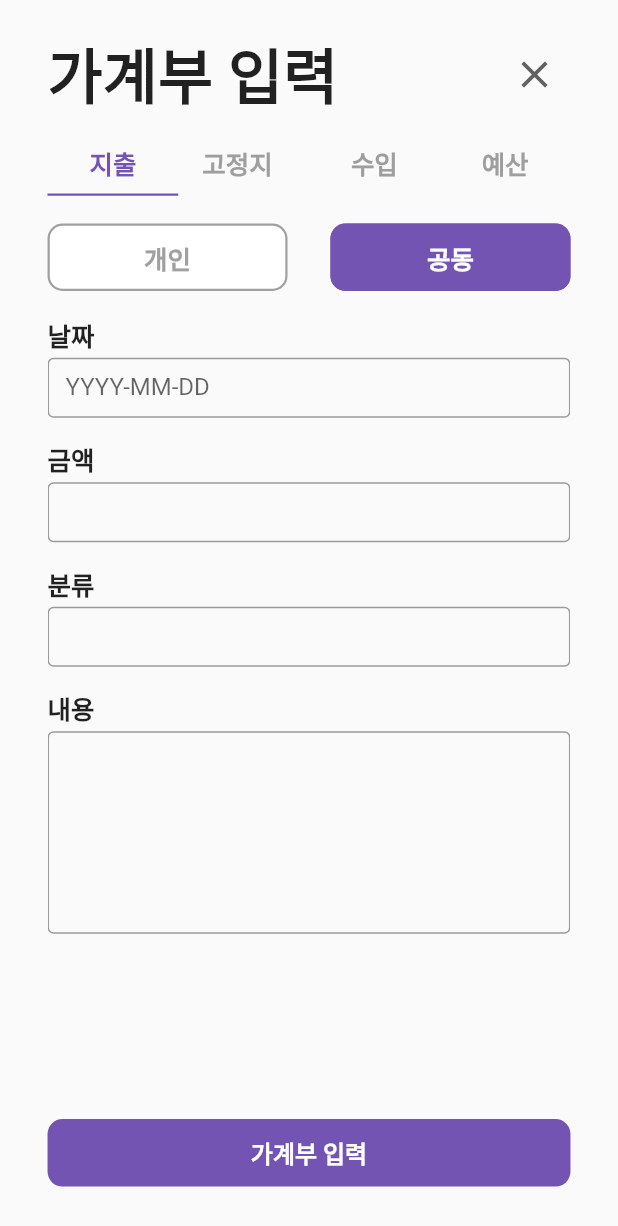
After one commit to tmdwns4087/shared_account_book, a Flutter app: the screen it shows after launch, after a tap on "가계부 입력", on a phone screen of 412 x 824 dp. The commit adds this screen. Shown: the top 1226 px of the screen. Run offline on Flutter 3.47's test engine with Material 2 defaults, Android fonts, the phone set to English and light mode, and no system bars; our stand-ins replace cloud_firestore, firebase_core, percent_indicator; accounts and stored records are empty; Roboto replaces fonts that are missing (normal).

Commit message:
가계부입력 수정

```diff
--- a/lib/View/wallet.dart
+++ b/lib/View/wallet.dart
@@ -1,5 +1,6 @@
 import 'package:flutter/material.dart';
 import 'package:percent_indicator/circular_percent_indicator.dart';
+import 'package:shared_account_book/View/write_account.dart';
 import 'package:shared_account_book/config.dart';
 
 class Wallet extends StatelessWidget {
@@ -90,6 +91,13 @@ class Wallet extends StatelessWidget {
             ),
           ),
           Center(
+            child: GestureDetector(
+              onTap:(){
+                Navigator.push(
+                  context,
+                  MaterialPageRoute(builder:(context)=> const WriteAccount()),
+                );
+              },
               child: Container(
                 width: 110,
                 height: 50,
@@ -98,6 +106,7 @@ class Wallet extends StatelessWidget {
                   borderRadius: BorderRadius.circular(10)
                 ),
                 child: Center(child: Text('가계부 입력',style: TextStyle(color: Colors.white,fontWeight: FontWeight.bold,fontSize: 16),)),
+              ),
             ),
           ),
           SizedBox(height: MediaQuery.of(context).size.height/12,)
--- /dev/null
+++ b/lib/View/write_account.dart
@@ -0,0 +1,491 @@
+
+import 'package:flutter/material.dart';
+import 'package:flutter/rendering.dart';
+import 'package:intl/date_symbol_data_local.dart';
+import 'package:provider/provider.dart';
+import 'package:shared_account_book/View/calendar.dart';
+import 'package:shared_account_book/View/more.dart';
+import 'package:shared_account_book/View/statistics.dart';
+import 'package:shared_account_book/View/wallet.dart';
+import 'package:shared_account_book/bottom_navi_provider.dart';
+import 'package:shared_account_book/config.dart';
+import 'package:firebase_core/firebase_core.dart';
+import '../firebase_options.dart';
+
+
+
+
+class WriteAccount extends StatelessWidget {
+  const WriteAccount({Key? key}) : super(key: key);
+
+  @override
+  Widget build(BuildContext context) {
+    double width = MediaQuery.of(context).size.width;
+    double height = MediaQuery.of(context).size.height;
+
+    return DefaultTabController(
+      length: 4,
+      child: Scaffold(
+        body: SafeArea(
+          child: Padding(
+            padding: EdgeInsets.fromLTRB(width/13,20,width/13,0),
+            child: Column(
+              children: [
+                Row(
+                  mainAxisAlignment: MainAxisAlignment.spaceBetween,
+                  children: [
+                    const Text('가계부 입력',
+                        style:TextStyle(
+                          fontWeight: FontWeight.w900,
+                          fontSize: 40,
+                        )
+                    ),
+                    IconButton(onPressed: (){
+                       Navigator.pop(context);
+                      },
+                      icon: Icon(Icons.close),
+                      iconSize:30,
+                      color: Colors.grey.shade700,
+                    )
+                  ],
+                ),
+                const SizedBox(height: 10,),
+                TabBar(
+                  labelColor: primaryColor,
+                  unselectedLabelColor: Colors.grey,
+                  physics: const NeverScrollableScrollPhysics(),
+                  indicatorColor: primaryColor,
+                  indicatorWeight: 1.5,
+                  tabs: const[
+                    SizedBox(
+                      height: 40,
+                      child: Text('지출',
+                        style: TextStyle(
+                          height: 2,
+                          fontWeight: FontWeight.w900,
+                          fontSize: 17
+                        ),
+                      ),
+                    ),
+                    SizedBox(
+                      height: 40,
+                      child: Text('고정지출',
+                        style: TextStyle(
+                          height: 2,
+                          fontWeight: FontWeight.w900,
+                          fontSize: 17
+                        ),
+                      ),
+                    ),
+                    SizedBox(
+                      height: 40,
+                      child: Text('수입',
+                        style: TextStyle(
+                          height: 2,
+                          fontWeight: FontWeight.w900,
+                          fontSize: 17
+                        ),
+                      ),
+                    ),
+                    SizedBox(
+                      height: 40,
+                      child: Text('예산',
+                        style: TextStyle(
+                          height: 2,
+                          fontWeight: FontWeight.w900,
+                          fontSize: 17
+                        ),
+                      ),
+                    ),
+                  ],
+                ),
+                Padding(
+                  padding: const EdgeInsets.only(top:17),
+                  child: Row(
+                    mainAxisAlignment: MainAxisAlignment.spaceBetween,
+                    children: [
+                      ElevatedButton(
+                        onPressed: () {
+
+                        },
+                        style: ElevatedButton.styleFrom(
+                            backgroundColor: const Color(0xFFFFFFFF),
+                            side: const BorderSide(
+                                color: Color(0xffA0A0A0),
+                                width: 1.5
+                            ),
+                            minimumSize: const Size(160, 45),
+                            shape: RoundedRectangleBorder(
+                              borderRadius: BorderRadius.circular(10.0),
+                            ),
+                            elevation: 0.0
+                        ),
+                        child: const Text('개인',
+                            style:TextStyle(
+                                color: Color(0xffA0A0A0),
+                                fontSize: 17,
+                                fontWeight: FontWeight.w800
+                            )
+                        ),
+                      ),
+                      ElevatedButton(
+                        onPressed: () {
+
+                        },
+                        style: ElevatedButton.styleFrom(
+                            backgroundColor: const Color(0xff7354B2),
+                            side: const BorderSide(
+                                color: Color(0xff7354B2),
+                                width: 1.5
+                            ),
+                            minimumSize: const Size(160, 45),
+                            shape: RoundedRectangleBorder(
+                              borderRadius: BorderRadius.circular(10.0),
+                            ),
+                            elevation: 0.0
+                        ),
+                        child: const Text('공동',
+                          style: TextStyle(
+                              fontSize: 17,
+                              fontWeight: FontWeight.w800
+                          ),),
+                      ),
+                    ],
+                  ),
+                ),
+                const SizedBox(height: 15,),
+                Expanded(
+                  child: TabBarView(
+                    physics: const NeverScrollableScrollPhysics(),
+                    children: [
+                      Column(
+                        crossAxisAlignment: CrossAxisAlignment.start,
+                        children:  [
+                          const Text("날짜",
+                            style: TextStyle(
+                                fontSize:17,
+                                fontWeight: FontWeight.w800
+                            ),
+                          ),
+                          SizedBox(height: 3,),
+                          Container(
+                            height: 40,
+                            child: const TextField(
+                              decoration: InputDecoration(
+                                border: OutlineInputBorder(),
+                                labelText: 'YYYY-MM-DD',
+                              ),
+                            ),
+                          ),
+                          const Padding(
+                            padding: EdgeInsets.only(top:15),
+                            child: Text("금액",
+                              style: TextStyle(
+                                  fontSize:17,
+                                  fontWeight: FontWeight.w800
+                              ),
+                            ),
+                          ),
+                          SizedBox(height: 3,),
+                          Container(
+                            height: 40,
+                            child: const TextField(
+                              decoration: InputDecoration(
+                                border: OutlineInputBorder(),
+                                labelText: '',
+                              ),
+                            ),
+                          ),
+                          const Padding(
+                            padding: EdgeInsets.only(top:15),
+                            child: Text("분류",
+                              style: TextStyle(
+                                  fontSize:17,
+                                  fontWeight: FontWeight.w800
+                              ),
+                            ),
+                          ),
+                          SizedBox(height: 3,),
+                          Container(
+                            height: 40,
+                            child: const TextField(
+                              decoration: InputDecoration(
+                                border: OutlineInputBorder(),
+                                labelText: '',
+                              ),
+                            ),
+                          ),
+                          const Padding(
+                            padding: EdgeInsets.only(top:15),
+                            child: Text("내용",
+                              style: TextStyle(
+                                  fontSize:17,
+                                  fontWeight: FontWeight.w800
+                              ),
+                            ),
+                          ),
+                          SizedBox(height: 3,),
+                          const TextField(
+                            decoration: InputDecoration(
+                              border: OutlineInputBorder(),
+                            ),
+                            maxLines: 5,
+                          ),
+                        ],
+                      ),
+                      Column(
+                        crossAxisAlignment: CrossAxisAlignment.start,
+                        children:  [
+                          const Text("날짜",
+                            style: TextStyle(
+                                fontSize:17,
+                                fontWeight: FontWeight.w800
+                            ),
+                          ),
+                          SizedBox(height: 3,),
+                          Container(
+                            height: 40,
+                            child: const TextField(
+                              decoration: InputDecoration(
+                                border: OutlineInputBorder(),
+                                labelText: 'YYYY-MM-DD',
+                              ),
+                            ),
+                          ),
+                          const Padding(
+                            padding: EdgeInsets.only(top:15),
+                            child: Text("기한",
+                              style: TextStyle(
+                                  fontSize:17,
+                                  fontWeight: FontWeight.w800
+                              ),
+                            ),
+                          ),
+                          SizedBox(height: 3,),
+                          Container(
+                            height: 40,
+                            child: const TextField(
+                              decoration: InputDecoration(
+                                border: OutlineInputBorder(),
+                                labelText: '',
+                              ),
+                            ),
+                          ),
+                          const Padding(
+                            padding: EdgeInsets.only(top:15),
+                            child: Text("금액",
+                              style: TextStyle(
+                                  fontSize:17,
+                                  fontWeight: FontWeight.w800
+                              ),
+                            ),
+                          ),
+                          SizedBox(height: 3,),
+                          Container(
+                            height: 40,
+                            child: const TextField(
+                              decoration: InputDecoration(
+                                border: OutlineInputBorder(),
+                                labelText: '',
+                              ),
+                            ),
+                          ),
+                          const Padding(
+                            padding: EdgeInsets.only(top:15),
+                            child: Text("분류",
+                              style: TextStyle(
+                                  fontSize:17,
+                                  fontWeight: FontWeight.w800
+                              ),
+                            ),
+                          ),
+                          SizedBox(height: 3,),
+                          Container(
+                            height: 40,
+                            child: const TextField(
+                              decoration: InputDecoration(
+                                border: OutlineInputBorder(),
+                                labelText: '',
+                              ),
+                            ),
+                          ),
+                          const Padding(
+                            padding: EdgeInsets.only(top:15),
+                            child: Text("내용",
+                              style: TextStyle(
+                                  fontSize:17,
+                                  fontWeight: FontWeight.w800
+                              ),
+                            ),
+                          ),
+                          SizedBox(height: 3,),
+                          const TextField(
+                            decoration: InputDecoration(
+                              border: OutlineInputBorder(),
+                            ),
+                            maxLines: 5,
+                          ),
+                        ],
+                      ),
+                      Column(
+                        crossAxisAlignment: CrossAxisAlignment.start,
+                        children:  [
+                          const Text("날짜",
+                            style: TextStyle(
+                                fontSize:17,
+                                fontWeight: FontWeight.w800
+                            ),
+                          ),
+                          SizedBox(height: 3,),
+                          Container(
+                            height: 40,
+                            child: const TextField(
+                              decoration: InputDecoration(
+                                border: OutlineInputBorder(),
+                                labelText: 'YYYY-MM-DD',
+                              ),
+                            ),
+                          ),
+                          const Padding(
+                            padding: EdgeInsets.only(top:15),
+                            child: Text("금액",
+                              style: TextStyle(
+                                  fontSize:17,
+                                  fontWeight: FontWeight.w800
+                              ),
+                            ),
+                          ),
+                          SizedBox(height: 3,),
+                          Container(
+                            height: 40,
+                            child: const TextField(
+                              decoration: InputDecoration(
+                                border: OutlineInputBorder(),
+                                labelText: '',
+                              ),
+                            ),
+                          ),
+                          const Padding(
+                            padding: EdgeInsets.only(top:15),
+                            child: Text("분류",
+                              style: TextStyle(
+                                  fontSize:17,
+                                  fontWeight: FontWeight.w800
+                              ),
+                            ),
+                          ),
+                          SizedBox(height: 3,),
+                          Container(
+                            height: 40,
+                            child: const TextField(
+                              decoration: InputDecoration(
+                                border: OutlineInputBorder(),
+                                labelText: '',
+                              ),
+                            ),
+                          ),
+                          const Padding(
+                            padding: EdgeInsets.only(top:15),
+                            child: Text("내용",
+                              style: TextStyle(
+                                  fontSize:17,
+                                  fontWeight: FontWeight.w800
+                              ),
+                            ),
+                          ),
+                          SizedBox(height: 3,),
+                          const TextField(
+                            decoration: InputDecoration(
+                              border: OutlineInputBorder(),
+                            ),
+                            maxLines: 5,
+                          ),
+                        ],
+                      ),
+                      Column(
+                        crossAxisAlignment: CrossAxisAlignment.start,
+                        children:  [
+                          const Text("날짜",
+                            style: TextStyle(
+                                fontSize:17,
+                                fontWeight: FontWeight.w800
+                            ),
+                          ),
+                          SizedBox(height: 3,),
+                          Container(
+                            height: 40,
+                            child: const TextField(
+                              decoration: InputDecoration(
+                                border: OutlineInputBorder(),
+                                labelText: 'YYYY-MM-DD',
+                              ),
+                            ),
+                          ),
+                          const Padding(
+                            padding: EdgeInsets.only(top:15),
+                            child: Text("금액",
+                              style: TextStyle(
+                                  fontSize:17,
+                                  fontWeight: FontWeight.w800
+                              ),
+                            ),
+                          ),
+                          SizedBox(height: 3,),
+                          Container(
+                            height: 40,
+                            child: const TextField(
+                              decoration: InputDecoration(
+                                border: OutlineInputBorder(),
+                                labelText: '',
+                              ),
+                            ),
+                          ),
+                          const Padding(
+                            padding: EdgeInsets.only(top:15),
+                            child: Text("내용",
+                              style: TextStyle(
+                                  fontSize:17,
+                                  fontWeight: FontWeight.w800
+                              ),
+                            ),
+                          ),
+                          SizedBox(height: 3),
+                          const TextField(
+                            decoration: InputDecoration(
+                              border: OutlineInputBorder(),
+                            ),
+                            maxLines: 5,
+                          ),
+                        ],
+                      )
+                    ]
+                  ),
+                ),
+                Center(
+                  child: GestureDetector(
+                    onTap:(){
+                      Navigator.push(
+                        context,
+                        MaterialPageRoute(builder:(context)=> const WriteAccount()),
+                      );
+                    },
+                    child: Container(
+                      width: double.infinity,
+                      height: 45,
+                      decoration: BoxDecoration(
+                          color: primaryColor,
+                          borderRadius: BorderRadius.circular(10)
+                      ),
+                      child: Center(child: Text('가계부 입력',style: TextStyle(color: Colors.white,fontWeight: FontWeight.bold,fontSize: 16),)),
+                    ),
+                  ),
+                ),
+                SizedBox(height: height*0.04,)
+              ]
+            ),
+          ),
+        ),
+      ),
+    );
+  }
+}
--- a/lib/config.dart
+++ b/lib/config.dart
@@ -1,6 +1,10 @@
+import 'package:flutter/material.dart';
+
+import 'package:flutter/cupertino.dart';
 import 'package:flutter/material.dart';
 
 Color primaryColor = const Color(0xFF7354B2);
 Color secondaryColor = const Color(0xFFBE9FE1);
 
+
 TextStyle titleTextStyle = TextStyle(fontSize: 42,fontWeight: FontWeight.w900);
```
Also changed, not shown: lib/main.dart (indentation only). Lines whose indentation alone changed are shown as unchanged.
